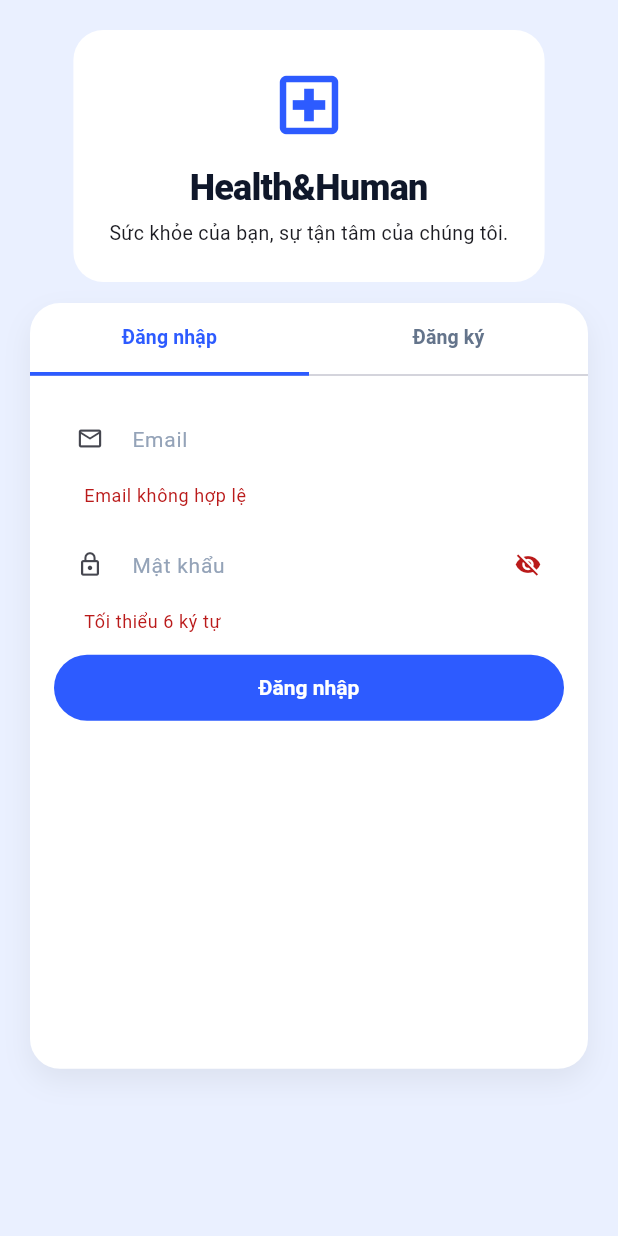
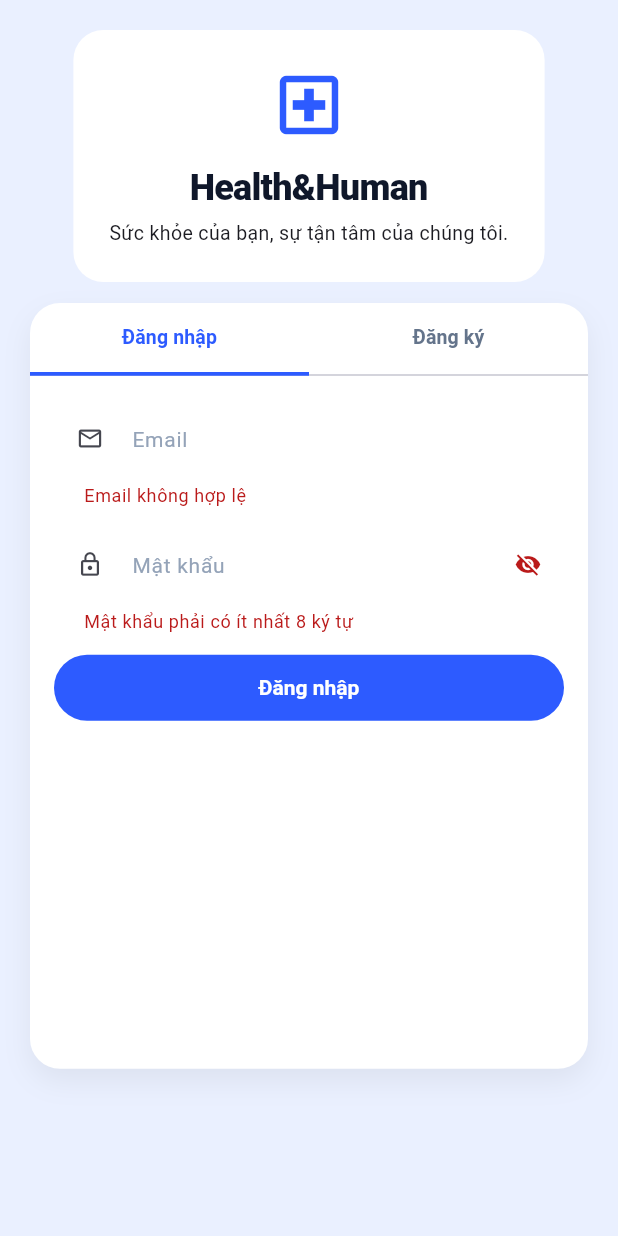
Before and after one commit to WilliamsHugh/ClinicAppoiment, a Flutter app: the screen it shows after launch, after a tap on "Đăng nhập", on a phone screen of 412 x 824 dp. Run offline on Flutter 3.47's test engine with Material 3 defaults, Android fonts, the phone set to English and light mode, and no system bars; our stand-ins replace flutter_secure_storage, qr_flutter.

Commit message:
feat(auth): add real-time email and password validation to patient login form

```diff
--- a/apps/patient-app/lib/features/auth/widgets/login_form.dart
+++ b/apps/patient-app/lib/features/auth/widgets/login_form.dart
@@ -1,6 +1,23 @@
 import 'package:flutter/material.dart';
 
 import '../../../core/session/session.dart';
+
+final RegExp _emailFormatRegex = RegExp(r'^[^@\s]+@[^@\s]+\.[^@\s]+$');
+
+String? validateAuthEmail(String? value) {
+  final trimmed = value?.trim() ?? '';
+  if (trimmed.isEmpty || !_emailFormatRegex.hasMatch(trimmed)) {
+    return 'Email không hợp lệ';
+  }
+  return null;
+}
+
+String? validateAuthPassword(String? value) {
+  if (value == null || value.length < 8) {
+    return 'Mật khẩu phải có ít nhất 8 ký tự';
+  }
+  return null;
+}
 
 class LoginForm extends StatefulWidget {
   const LoginForm({required this.onSubmit, super.key});
@@ -48,6 +65,8 @@ class _LoginFormState extends State<LoginForm> {
   Widget build(BuildContext context) {
     return Form(
       key: _formKey,
+      autovalidateMode: AutovalidateMode.onUserInteraction,
+      child: SingleChildScrollView(
         child: Column(
           crossAxisAlignment: CrossAxisAlignment.stretch,
           children: [
@@ -58,8 +77,7 @@ class _LoginFormState extends State<LoginForm> {
                 hintText: 'Email',
                 prefixIcon: Icon(Icons.mail_outline, size: 18),
               ),
-            validator: (v) =>
-                (v == null || !v.contains('@')) ? 'Email không hợp lệ' : null,
+              validator: validateAuthEmail,
             ),
             const SizedBox(height: 12),
             TextFormField(
@@ -69,20 +87,16 @@ class _LoginFormState extends State<LoginForm> {
                 hintText: 'Mật khẩu',
                 prefixIcon: const Icon(Icons.lock_outline, size: 18),
                 suffixIcon: IconButton(
-                icon: Icon(_obscure ? Icons.visibility_off : Icons.visibility,
-                    size: 18),
+                  icon: Icon(
+                    _obscure ? Icons.visibility_off : Icons.visibility,
+                    size: 18,
+                  ),
                   onPressed: () => setState(() => _obscure = !_obscure),
                 ),
               ),
-            validator: (v) =>
-                (v == null || v.length < 6) ? 'Tối thiểu 6 ký tự' : null,
+              validator: validateAuthPassword,
             ),
-          const SizedBox(height: 8),
-          const Align(
-            alignment: Alignment.centerRight,
-            child: SizedBox.shrink(),
-          ),
-          const SizedBox(height: 4),
+            const SizedBox(height: 12),
             if (_errorMessage case final message?) ...[
               _AuthErrorMessage(key: const Key('login-error'), message: message),
               const SizedBox(height: 12),
@@ -94,10 +108,14 @@ class _LoginFormState extends State<LoginForm> {
                       height: 18,
                       width: 18,
                       child: CircularProgressIndicator(
-                        strokeWidth: 2, color: Colors.white))
+                        strokeWidth: 2,
+                        color: Colors.white,
+                      ),
+                    )
                   : const Text('Đăng nhập'),
             ),
           ],
+        ),
       ),
     );
   }
```
Lines whose indentation alone changed are shown as unchanged.
